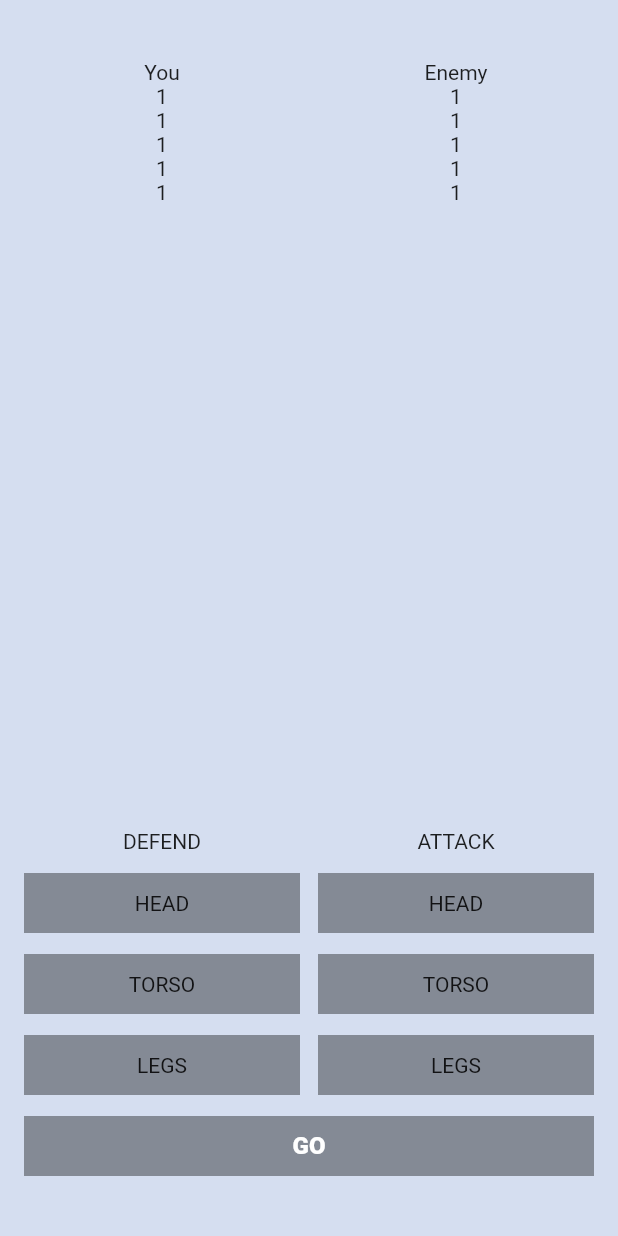
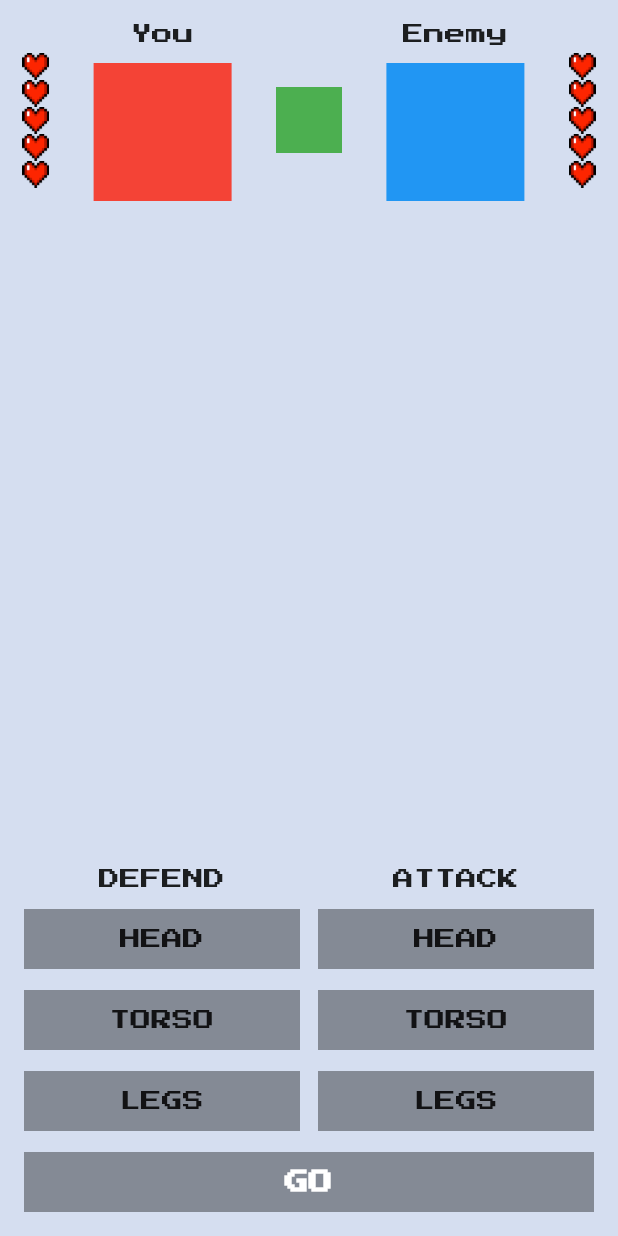
Before and after one commit to marie2465/flutter_fight_club, a Flutter app: the screen it shows after launch, on a phone screen of 412 x 824 dp. Run offline on Flutter 3.47's test engine with Material 2 defaults, Android fonts, the phone set to English and light mode, and no system bars; our stand-ins replace google_fonts.

Commit message:
lessons 2: refactoring main class

```diff
--- /dev/null
+++ b/lib/fight_club_icons.dart
@@ -0,0 +1,6 @@
+class FightClubIcons{
+  FightClubIcons._();
+
+  static const heartFull = "assets/icons/heart-full.png";
+  static const heartEmpty = "assets/icons/heart-empty.png";
+}
--- a/lib/main.dart
+++ b/lib/main.dart
@@ -1,4 +1,8 @@
+import 'dart:math';
+
 import 'package:flutter/material.dart';
+import 'package:flutter_fight_club/fight_club_icons.dart';
+import 'package:google_fonts/google_fonts.dart';
 
 void main() {
   runApp(const MyApp());
@@ -12,6 +16,9 @@ class MyApp extends StatelessWidget {
     return MaterialApp(
       title: 'Flutter Demo',
       theme: ThemeData(
+        textTheme: GoogleFonts.pressStart2pTextTheme(
+          Theme.of(context).textTheme,
+        ),
         primarySwatch: Colors.blue,
       ),
       home: const MyHomePage(),
@@ -23,54 +30,219 @@ class MyHomePage extends StatefulWidget {
   const MyHomePage({Key? key}) : super(key: key);
 
   @override
-  _MyHomePageState createState() => _MyHomePageState();
+  MyHomePageState createState() => MyHomePageState();
 }
 
-class _MyHomePageState extends State<MyHomePage> {
+class MyHomePageState extends State<MyHomePage> {
+  static const maxLivves = 5;
+
   BodyPart? defendingBodyPart;
   BodyPart? attackingBodyPart;
-  AnotherColor anotherColor = AnotherColor.unselectedButton;
+
+  BodyPart whatEnemyAttacks = BodyPart.random();
+  BodyPart whatEnemyDefends = BodyPart.random();
+
+  int yourLives = maxLivves;
+  int enemysLives = maxLivves;
 
   @override
   Widget build(BuildContext context) {
     return Scaffold(
       backgroundColor: const Color(0xFFD5DEF0),
-      body: Column(
+      body: SafeArea(
+        child: Column(
           children: [
-          const SizedBox(height: 40),
-          Row(
-            children: [
-              SizedBox(width: 16),
-              Expanded(
-                  child: Center(
-                      child: Column(
-                children: const [
-                  Text("You"),
-                  Text("1"),
-                  Text("1"),
-                  Text("1"),
-                  Text("1"),
-                  Text("1"),
-                ],
-              ))),
-              SizedBox(width: 12),
-              Expanded(
-                  child: Center(
-                      child: Column(
-                children: const [
-                  Text("Enemy"),
-                  Text("1"),
-                  Text("1"),
-                  Text("1"),
-                  Text("1"),
-                  Text("1"),
-                ],
-              ))),
-              SizedBox(width: 16),
+            FightersInfo(
+                maxLivesCount: maxLivves,
+                yourLivesCount: yourLives,
+                enemysLivesCount: enemysLives),
+            const Expanded(child: SizedBox()),
+            ControlsWidget(
+                defendingBodyPart: defendingBodyPart,
+                selectDependingBodyPart: _selectDependingBodyPart,
+                attackingBodyPart: attackingBodyPart,
+                selectAttackingBodyPart: _selectAttackingBodyPart),
+            const SizedBox(height: 14),
+            GoButton(
+                text: yourLives == 0 || enemysLives == 0
+                    ? "Start new game"
+                    : "Go",
+                onTap: _onGoButtonClicked,
+                color: _getGoButtonColor()),
+            const SizedBox(height: 16),
           ],
         ),
-          const Expanded(child: SizedBox()),
-          Row(
+      ),
+    );
+  }
+
+  Color _getGoButtonColor() {
+    if (yourLives == 0 || enemysLives == 0) {
+      return Colors.black87;
+    } else if (attackingBodyPart == null || defendingBodyPart == null) {
+      return Colors.black38;
+    } else {
+      return Colors.black87;
+    }
+  }
+
+  void _onGoButtonClicked() {
+    if (yourLives == 0 || enemysLives == 0) {
+      setState(() {
+        yourLives = maxLivves;
+        enemysLives = maxLivves;
+      });
+    } else if (defendingBodyPart != null && attackingBodyPart != null) {
+      setState(() {
+        final bool enemyLoseLife = attackingBodyPart != whatEnemyDefends;
+        final bool youLoseLife = defendingBodyPart != whatEnemyAttacks;
+
+        if (enemyLoseLife) {
+          enemysLives -= 1;
+        }
+        if (youLoseLife) {
+          yourLives -= 1;
+        }
+
+        whatEnemyDefends = BodyPart.random();
+        whatEnemyAttacks = BodyPart.random();
+
+        attackingBodyPart = null;
+        defendingBodyPart = null;
+      });
+    }
+  }
+
+  void _selectDependingBodyPart(final BodyPart value) {
+    if (yourLives == 0 || enemysLives == 0) {
+      return;
+    }
+    setState(() {
+      defendingBodyPart = value;
+    });
+  }
+
+  void _selectAttackingBodyPart(final BodyPart value) {
+    if (yourLives == 0 || enemysLives == 0) {
+      return;
+    }
+    setState(() {
+      attackingBodyPart = value;
+    });
+  }
+}
+
+class GoButton extends StatelessWidget {
+  final String text;
+  final VoidCallback onTap;
+  final Color color;
+
+  const GoButton({
+    Key? key,
+    required this.text,
+    required this.onTap,
+    required this.color,
+  }) : super(key: key);
+
+  @override
+  Widget build(BuildContext context) {
+    return Padding(
+      padding: const EdgeInsets.symmetric(horizontal: 16),
+      child: GestureDetector(
+        onTap: onTap,
+        child: SizedBox(
+          height: 40,
+          child: ColoredBox(
+            color: color,
+            child: Center(
+              child: Text(
+                text.toUpperCase(),
+                style: const TextStyle(
+                    fontWeight: FontWeight.w900,
+                    fontSize: 16,
+                    color: Colors.white),
+              ),
+            ),
+          ),
+        ),
+      ),
+    );
+  }
+}
+
+class FightersInfo extends StatelessWidget {
+  final int maxLivesCount;
+  final int yourLivesCount;
+  final int enemysLivesCount;
+
+  const FightersInfo({
+    Key? key,
+    required this.maxLivesCount,
+    required this.yourLivesCount,
+    required this.enemysLivesCount,
+  }) : super(key: key);
+
+  @override
+  Widget build(BuildContext context) {
+    return SizedBox(
+      height: 160,
+      child: Row(
+        mainAxisAlignment: MainAxisAlignment.spaceAround,
+        children: [
+          LivesWidget(
+            overallivesCount: maxLivesCount,
+            currentlivesCount: yourLivesCount,
+          ),
+          Column(children: [
+            const SizedBox(height: 16),
+            Text("You"),
+            const SizedBox(height: 12),
+            ColoredBox(
+              color: Colors.red,
+              child: SizedBox(height: 92, width: 92),
+            )
+          ]),
+          ColoredBox(
+            color: Colors.green,
+            child: SizedBox(height: 44, width: 44),
+          ),
+          Column(children: [
+            const SizedBox(height: 16),
+            Text("Enemy"),
+            const SizedBox(height: 12),
+            ColoredBox(
+              color: Colors.blue,
+              child: SizedBox(height: 92, width: 92),
+            )
+          ]),
+          LivesWidget(
+            overallivesCount: maxLivesCount,
+            currentlivesCount: enemysLivesCount,
+          ),
+        ],
+      ),
+    );
+  }
+}
+
+class ControlsWidget extends StatelessWidget {
+  final BodyPart? defendingBodyPart;
+  final ValueSetter<BodyPart> selectDependingBodyPart;
+
+  final BodyPart? attackingBodyPart;
+  final ValueSetter<BodyPart> selectAttackingBodyPart;
+
+  const ControlsWidget(
+      {Key? key,
+      required this.defendingBodyPart,
+      required this.selectDependingBodyPart,
+      required this.attackingBodyPart,
+      required this.selectAttackingBodyPart})
+      : super(key: key);
+
+  @override
+  Widget build(BuildContext context) {
+    return Row(
       mainAxisAlignment: MainAxisAlignment.center,
       children: [
         const SizedBox(width: 16),
@@ -82,19 +254,19 @@ class _MyHomePageState extends State<MyHomePage> {
               BodyPartButton(
                 text: BodyPart.head,
                 selected: defendingBodyPart == BodyPart.head,
-                      bodyPartSetter: _selectDependingBodyPart,
+                bodyPartSetter: selectDependingBodyPart,
               ),
               const SizedBox(height: 14),
               BodyPartButton(
                 text: BodyPart.torso,
                 selected: defendingBodyPart == BodyPart.torso,
-                      bodyPartSetter: _selectDependingBodyPart,
+                bodyPartSetter: selectDependingBodyPart,
               ),
               const SizedBox(height: 14),
               BodyPartButton(
                 text: BodyPart.legs,
                 selected: defendingBodyPart == BodyPart.legs,
-                      bodyPartSetter: _selectDependingBodyPart,
+                bodyPartSetter: selectDependingBodyPart,
               ),
             ],
           ),
@@ -108,97 +280,62 @@ class _MyHomePageState extends State<MyHomePage> {
               BodyPartButton(
                 text: BodyPart.head,
                 selected: attackingBodyPart == BodyPart.head,
-                      bodyPartSetter: _selectAttackingBodyPart,
+                bodyPartSetter: selectAttackingBodyPart,
               ),
               const SizedBox(height: 14),
               BodyPartButton(
                 text: BodyPart.torso,
                 selected: attackingBodyPart == BodyPart.torso,
-                      bodyPartSetter: _selectAttackingBodyPart,
+                bodyPartSetter: selectAttackingBodyPart,
               ),
               const SizedBox(height: 14),
               BodyPartButton(
                 text: BodyPart.legs,
                 selected: attackingBodyPart == BodyPart.legs,
-                      bodyPartSetter: _selectAttackingBodyPart,
+                bodyPartSetter: selectAttackingBodyPart,
               ),
             ],
           ),
         ),
         const SizedBox(width: 16),
       ],
-          ),
-          const SizedBox(height: 14),
-          Row(
-            children: [
-              const SizedBox(width: 16),
-              Expanded(
-                child: GestureDetector(
-                  onTap: () {
-                    if (defendingBodyPart != null &&
-                        attackingBodyPart != null) {
-                      setState(() {
-                        attackingBodyPart = null;
-                        defendingBodyPart = null;
-                        switch (anotherColor) {
-                          case AnotherColor.selectedButton:
-                            anotherColor = AnotherColor.unselectedButton;
-                            break;
-                          case AnotherColor.unselectedButton:
-                            anotherColor = AnotherColor.selectedButton;
-                            break;
-                        }
-                      });
-                    }
-                  },
-                  child: SizedBox(
-                    height: 40,
-                    child: ColoredBox(
-                      color:
-                          attackingBodyPart == null || defendingBodyPart == null
-                              ? Colors.black38
-                              : Colors.black87,
-                      child: Center(
-                        child: Text(
-                          "Go".toUpperCase(),
-                          style: const TextStyle(
-                              fontWeight: FontWeight.w900,
-                              fontSize: 16,
-                              color: Colors.white),
-                        ),
-                      ),
-                    ),
-                  ),
-                ),
-              ),
-              const SizedBox(width: 16),
-            ],
-          ),
-          const SizedBox(height: 40),
-        ],
-      ),
     );
   }
-
-  void _selectDependingBodyPart(final BodyPart value) {
-    setState(() {
-      defendingBodyPart = value;
-    });
 }
 
-  void _selectAttackingBodyPart(final BodyPart value) {
-    setState(() {
-      attackingBodyPart = value;
-    });
+class LivesWidget extends StatelessWidget {
+  final int overallivesCount;
+  final int currentlivesCount;
+
+  const LivesWidget(
+      {Key? key,
+      required this.overallivesCount,
+      required this.currentlivesCount})
+      : assert(overallivesCount >= 1),
+        assert(currentlivesCount >= 0),
+        assert(currentlivesCount <= overallivesCount),
+        super(key: key);
+
+  @override
+  Widget build(BuildContext context) {
+    return Column(
+      mainAxisSize: MainAxisSize.min,
+      children: List.generate(overallivesCount, (index) {
+        if (index < currentlivesCount) {
+          return Image.asset(
+            FightClubIcons.heartFull,
+            height: 18,
+            width: 18,
+          );
+        } else {
+          return Image.asset(
+            FightClubIcons.heartEmpty,
+            height: 18,
+            width: 18,
+          );
         }
-
-  _unselectedButtons() {
-    switch (anotherColor) {
-      case AnotherColor.selectedButton:
-        return Colors.black87;
-      case AnotherColor.unselectedButton:
-        return Colors.black87;
-    }
+      }),
+    );
   }
 }
 
@@ -214,6 +351,12 @@ class BodyPart {
   @override
   String toString() {
     return 'BodyPart{name: $name}';
+  }
+
+  static const List<BodyPart> _values = [head, torso, legs];
+
+  static BodyPart random() {
+    return _values[Random().nextInt(_values.length)];
   }
 }
 
@@ -245,5 +388,3 @@ class BodyPartButton extends StatelessWidget {
     );
   }
 }
-
-enum AnotherColor { selectedButton, unselectedButton }
```
Also changed, not shown: pubspec.yaml (+5 -69 lines), assets/icons/heart-full.png (added), assets/icons/you-avatar.png (added), google_fonts/PressStart2P-Regular.ttf (added), pubspec.lock, 3 other files. Lines whose indentation alone changed are shown as unchanged.
